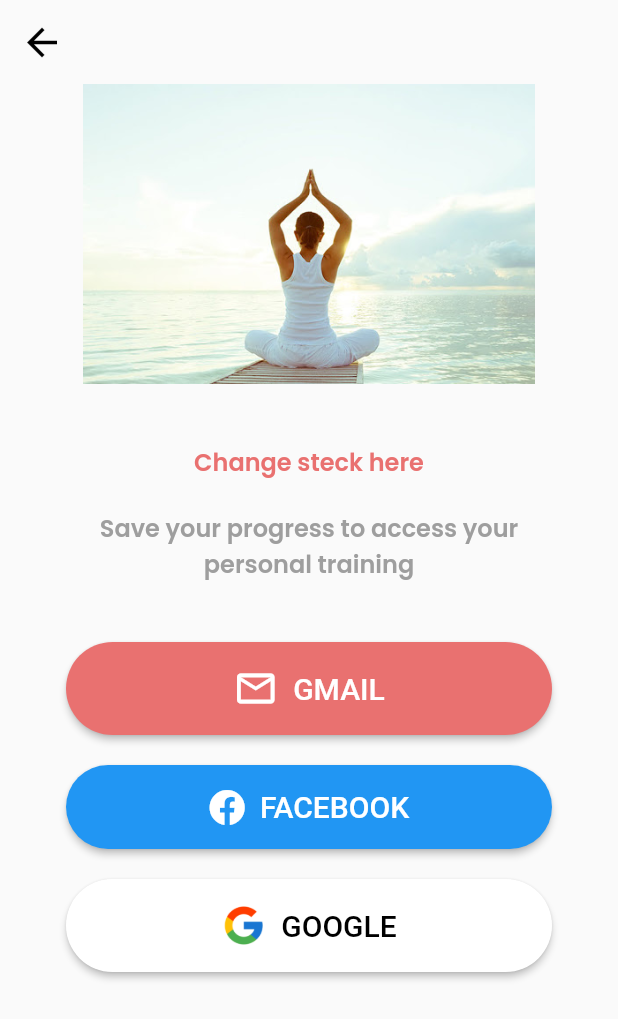
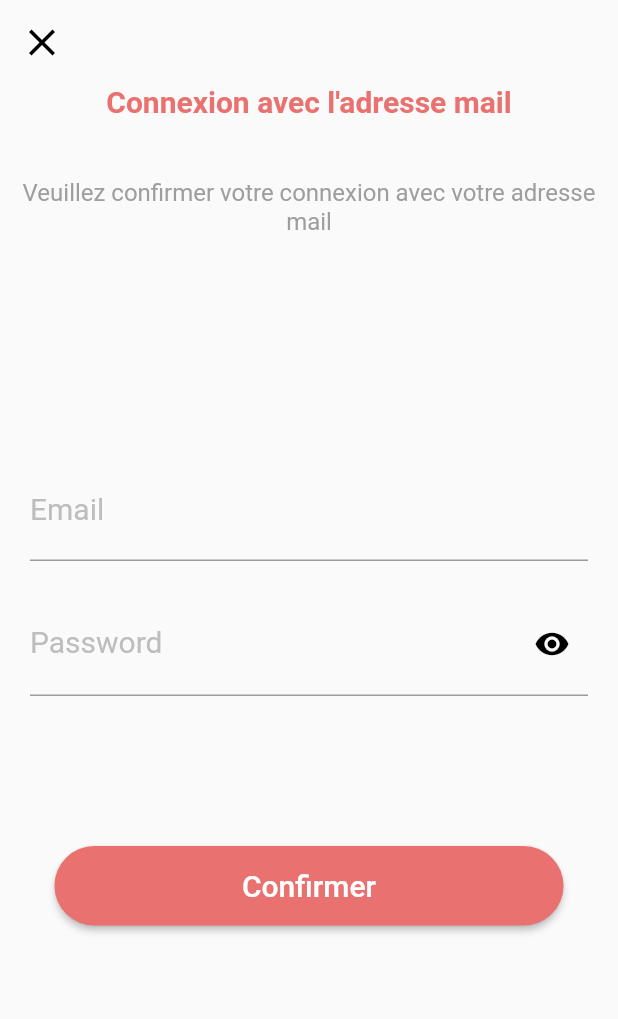
Before and after one commit to GUINCODE/yoga, a Flutter app: the SocialPage screen opened directly, after a tap on "GMAIL", on a phone screen of 412 x 824 dp. Shown: the top 1019 px of the screen. Run offline on Flutter 3.47's test engine with Material 2 defaults, Android fonts, the phone set to English and light mode, and no system bars; our stand-ins replace font_awesome_flutter, google_fonts; missing offline and left inert: dart:html.

Commit message:
frontend: page connexion avec mail et mot de passe creer, avec l'option afficher/cacher le mot de passe

```diff
--- /dev/null
+++ b/lib/login_page.dart
@@ -0,0 +1,151 @@
+import 'dart:html';
+
+import 'package:flutter/material.dart';
+import 'package:yoga/delayed_animation.dart';
+import 'package:yoga/login_page.dart';
+import 'package:yoga/main.dart';
+import 'package:google_fonts/google_fonts.dart';
+import 'package:font_awesome_flutter/font_awesome_flutter.dart';
+
+class LoginPage extends StatelessWidget {
+  @override
+  Widget build(BuildContext context) {
+    return Scaffold(
+      appBar: AppBar(
+        // title: Text("social page"),
+        elevation: 0,
+        backgroundColor: Colors.white.withOpacity(0),
+        leading: IconButton(
+          icon: Icon(Icons.close),
+          iconSize: 30,
+          color: Colors.black,
+          onPressed: () {
+            Navigator.pop(context);
+          },
+        ),
+      ),
+      body: SingleChildScrollView(
+        child: Column(
+          children: [
+            Center(
+              child: DelayedAnimation(
+                  child: Text(
+                    "Connexion avec l'adresse mail",
+                    style: TextStyle(
+                      fontSize: 20,
+                      fontWeight: FontWeight.bold,
+                      color: d_red,
+                    ),
+                  ),
+                  delay: 100),
+            ),
+            SizedBox(
+              height: 40,
+            ),
+            DelayedAnimation(
+                child: Text(
+                  "Veuillez confirmer votre connexion avec votre adresse mail",
+                  textAlign: TextAlign.center,
+                  style: TextStyle(
+                    fontSize: 16,
+                    color: Colors.grey,
+                  ),
+                ),
+                delay: 150),
+            SizedBox(
+              height: 150,
+            ),
+            LoginForm(),
+            DelayedAnimation(
+                child: ElevatedButton(
+                  style: ElevatedButton.styleFrom(
+                    primary: d_red,
+                    shape: StadiumBorder(),
+                    padding: const EdgeInsets.symmetric(
+                        vertical: 15, horizontal: 125),
+                  ),
+                  child: Text(
+                    "Confirmer",
+                    style: TextStyle(fontSize: 20),
+                    textAlign: TextAlign.center,
+                  ),
+                  onPressed: () {},
+                ),
+                delay: 150),
+          ],
+        ),
+      ),
+    );
+  }
+}
+
+class LoginForm extends StatefulWidget {
+  @override
+  _LoginFormState createState() => _LoginFormState();
+}
+
+class _LoginFormState extends State<LoginForm> {
+  bool _obscureText = true;
+  @override
+  Widget build(BuildContext context) {
+    return Container(
+      margin: const EdgeInsets.only(left: 20, right: 20),
+      child: Column(
+        children: [
+          DelayedAnimation(
+            delay: 500,
+            child: TextField(
+              // textAlign: TextAlign.center,
+              style: TextStyle(
+                fontSize: 24.0,
+                height: 1.0,
+              ),
+              decoration: InputDecoration(
+                  labelStyle: TextStyle(
+                    color: Colors.grey[400],
+                    fontSize: 20,
+                  ),
+                  labelText: "Email"),
+            ),
+          ),
+          SizedBox(
+            height: 20,
+          ),
+          DelayedAnimation(
+            delay: 100,
+            child: TextField(
+              // textAlign: TextAlign.center,
+              style: TextStyle(
+                fontSize: 27.0,
+                height: 1.0,
+              ),
+              obscureText: _obscureText,
+              decoration: InputDecoration(
+                // hintColor: d_red,
+                labelStyle: TextStyle(
+                  color: Colors.grey[400],
+                  fontSize: 20,
+                ),
+                labelText: "Password",
+                suffixIcon: IconButton(
+                  icon: Icon(
+                    _obscureText ? Icons.visibility : Icons.visibility_off,
+                    color: _obscureText ? Colors.black : Colors.red,
+                  ),
+                  onPressed: () {
+                    setState(() {
+                      _obscureText = !_obscureText;
+                    });
+                  },
+                ),
+              ),
+            ),
+          ),
+          SizedBox(
+            height: 100,
+          )
+        ],
+      ),
+    );
+  }
+}
--- a/lib/social_page.dart
+++ b/lib/social_page.dart
@@ -2,6 +2,7 @@ import 'dart:html';
 
 import 'package:flutter/material.dart';
 import 'package:yoga/delayed_animation.dart';
+import 'package:yoga/login_page.dart';
 import 'package:yoga/main.dart';
 import 'package:google_fonts/google_fonts.dart';
 import 'package:font_awesome_flutter/font_awesome_flutter.dart';
@@ -24,9 +25,6 @@ class SocialPage extends StatelessWidget {
             Navigator.pop(context);
           },
         ),
-
-        // backgroundColor: Color(d_red),
-        centerTitle: true,
       ),
       body: SingleChildScrollView(
         child: Column(
@@ -77,7 +75,13 @@ class SocialPage extends StatelessWidget {
                                   shape: StadiumBorder(),
                                   padding: const EdgeInsets.all(16),
                                 ),
-                                onPressed: () {},
+                                onPressed: () {
+                                  Navigator.push(
+                                      context,
+                                      MaterialPageRoute(
+                                        builder: (context) => LoginPage(),
+                                      ));
+                                },
                                 child: Row(
                                   mainAxisAlignment: MainAxisAlignment.center,
                                   children: [
@@ -104,7 +108,13 @@ class SocialPage extends StatelessWidget {
                                   shape: StadiumBorder(),
                                   padding: const EdgeInsets.all(16),
                                 ),
-                                onPressed: () {},
+                                onPressed: () {
+                                  Navigator.push(
+                                      context,
+                                      MaterialPageRoute(
+                                        builder: (context) => LoginPage(),
+                                      ));
+                                },
                                 child: Row(
                                   mainAxisAlignment: MainAxisAlignment.center,
                                   children: [
@@ -126,7 +136,13 @@ class SocialPage extends StatelessWidget {
                                   shape: StadiumBorder(),
                                   padding: const EdgeInsets.all(16),
                                 ),
-                                onPressed: () {},
+                                onPressed: () {
+                                  Navigator.push(
+                                      context,
+                                      MaterialPageRoute(
+                                        builder: (context) => LoginPage(),
+                                      ));
+                                },
                                 child: Row(
                                   mainAxisAlignment: MainAxisAlignment.center,
                                   children: [
```
